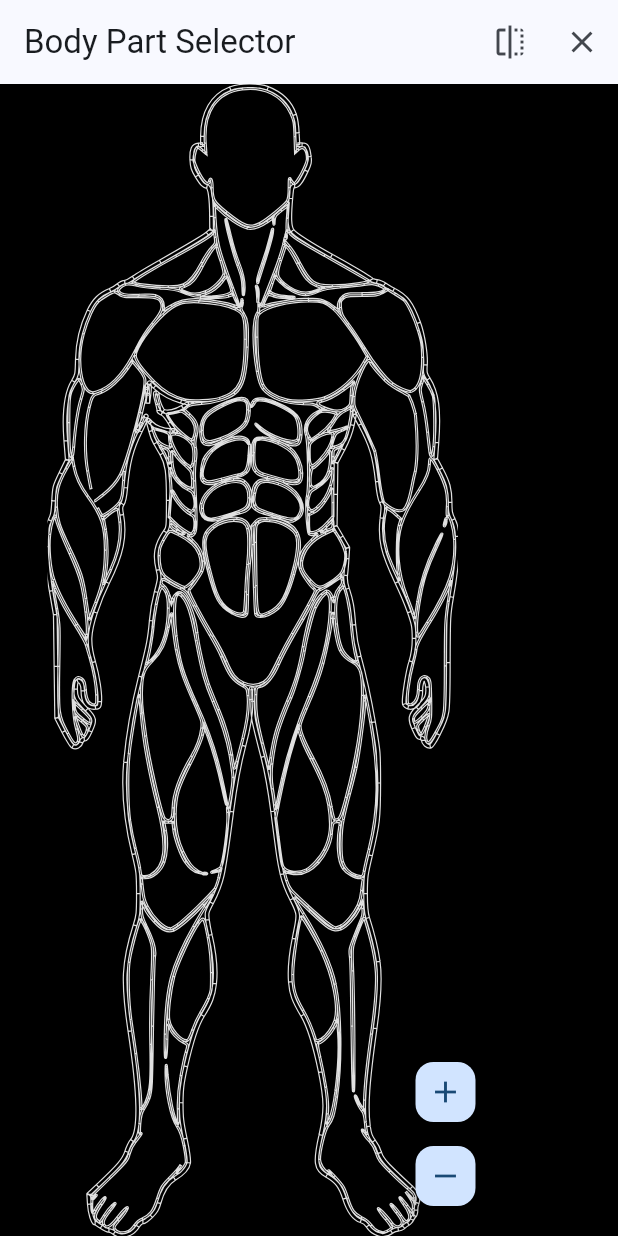
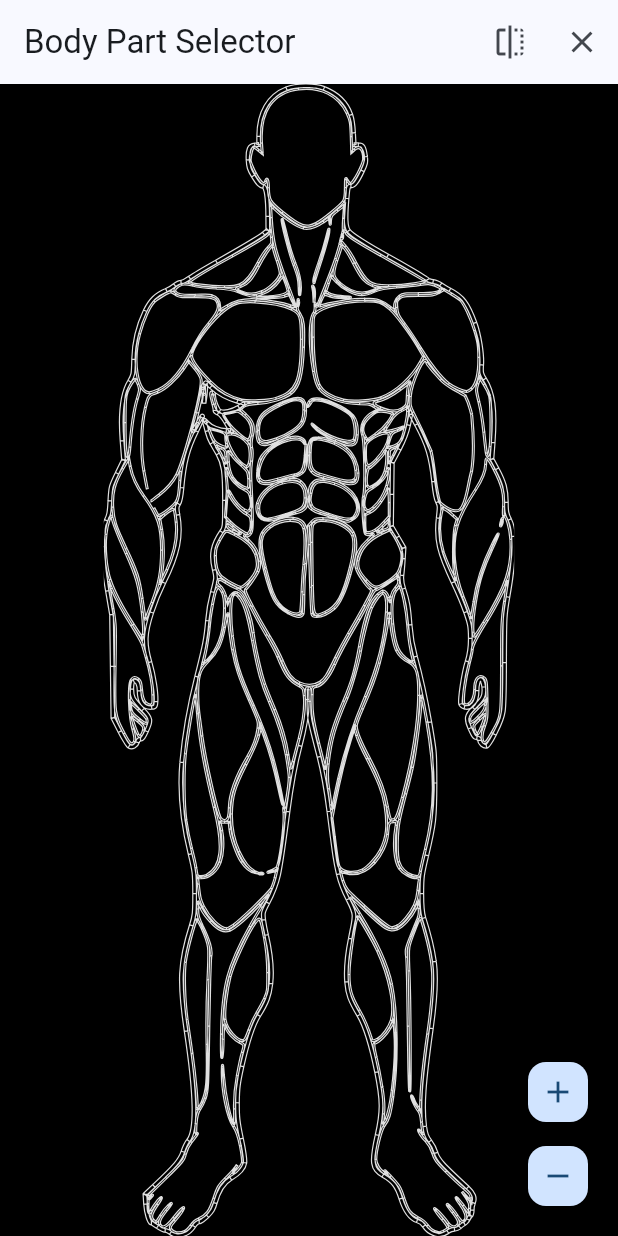
Before and after one commit to ccprogrammer/flutter_body_part_selector, a Flutter app: the screen it shows after launch, on a phone screen of 412 x 824 dp. Run offline on Flutter 3.47's test engine with Material 3 defaults, Android fonts, the phone set to English and light mode, and no system bars; our stand-ins replace flutter_svg.

```diff
--- a/lib/feature/flutter_body_part_selector/presentation/widgets/interactive_body_svg.dart
+++ b/lib/feature/flutter_body_part_selector/presentation/widgets/interactive_body_svg.dart
@@ -1,4 +1,5 @@
 import 'dart:async';
+import 'dart:math' as math;
 import 'package:flutter/material.dart';
 import 'package:flutter/services.dart';
 import 'package:flutter_svg/flutter_svg.dart';
@@ -529,6 +530,18 @@ class _InteractiveBodySvgState extends State<InteractiveBodySvg> {
       return null;
     }
 
+    // Apply inverse transformation if zoom is enabled
+    Offset transformedPoint = localPosition;
+    if (widget.enableZoom) {
+      final Matrix4 transform = _transformationController.value;
+      try {
+        final Matrix4 inverted = Matrix4.inverted(transform);
+        transformedPoint = MatrixUtils.transformPoint(inverted, localPosition);
+      } catch (e) {
+        // Fallback if matrix is not invertible
+      }
+    }
+
     final renderedRect = _getRenderedRect(
       renderBox.size,
       _svgSize!,
@@ -536,11 +549,14 @@ class _InteractiveBodySvgState extends State<InteractiveBodySvg> {
       widget.alignment,
     );
 
-    if (!renderedRect.contains(localPosition)) {
-      return null;
-    }
+    // If zoom is enabled and we're using our new layout,
+    // the transformedPoint is already in the child's coordinate system,
+    // which starts at (0,0) relative to the content.
+    // However, _transformToSvgCoordinates expects coordinates relative to the full widget.
+    // If we use constrained: false, the child is the content itself.
 
-    final tapPoint = _transformToSvgCoordinates(localPosition, renderedRect);
+    // For now, let's keep the logic consistent with how we transform it.
+    final tapPoint = _transformToSvgCoordinates(transformedPoint, renderedRect);
     final tappedMuscleId = _findTappedMuscleId(tapPoint);
 
     return tappedMuscleId != null
@@ -549,8 +565,21 @@ class _InteractiveBodySvgState extends State<InteractiveBodySvg> {
   }
 
   Offset _transformToSvgCoordinates(Offset localPosition, Rect renderedRect) {
-    final relativeX = localPosition.dx - renderedRect.left;
-    final relativeY = localPosition.dy - renderedRect.top;
+    // If we're using constrained: false, the renderedRect's origin is actually
+    // handled by the InteractiveViewer's transformation.
+    // The point we get here (localPosition) is already in the child's space.
+
+    double relativeX, relativeY;
+
+    if (widget.enableZoom) {
+      // In our new zoom layout, the child of InteractiveViewer is exactly the fitted size,
+      // and its top-left is (0,0) in its own coordinate system.
+      relativeX = localPosition.dx;
+      relativeY = localPosition.dy;
+    } else {
+      relativeX = localPosition.dx - renderedRect.left;
+      relativeY = localPosition.dy - renderedRect.top;
+    }
 
     final scaleX = _svgSize!.width / renderedRect.width;
     final scaleY = _svgSize!.height / renderedRect.height;
@@ -789,6 +818,82 @@ class _InteractiveBodySvgState extends State<InteractiveBodySvg> {
 
   @override
   Widget build(BuildContext context) {
+    if (widget.enableZoom) {
+      if (_svgSize == null || _modifiedSvg == null || _isLoading || !_isWidgetReady) {
+        return InteractiveViewer(
+          transformationController: _transformationController,
+          minScale: widget.minScale,
+          maxScale: widget.maxScale,
+          child: _buildSvgWidget(),
+        );
+      }
+
+      return LayoutBuilder(
+        builder: (context, constraints) {
+          final viewportSize = Size(constraints.maxWidth, constraints.maxHeight);
+
+          final fittedSize = _calculateFittedSize(
+            viewportSize,
+            _svgSize!,
+            widget.fit,
+          );
+
+          // Calculate initial transformation to center the content
+          final initialScale = 1.0;
+          final initialX = (viewportSize.width - fittedSize.width) / 2;
+          final initialY = (viewportSize.height - fittedSize.height) / 2;
+
+          // If the transformation controller is new (identity), set the initial centering
+          if (_transformationController.value.isIdentity()) {
+            _transformationController.value = Matrix4.identity()
+              ..translate(initialX, initialY)
+              ..scale(initialScale);
+          }
+
+          // Use a boundary margin that allows the fitted content to be panned
+          // to the edges of the viewport.
+          final horizontalMargin = math.max(0.0, (viewportSize.width - fittedSize.width) / 2);
+          final verticalMargin = math.max(0.0, (viewportSize.height - fittedSize.height) / 2);
+
+          Widget svgWidget = _buildSvgWidget(
+            width: fittedSize.width,
+            height: fittedSize.height,
+            fit: BoxFit.fill,
+          );
+
+          if (widget.enableSelection) {
+            svgWidget = GestureDetector(
+              behavior: widget.hitTestBehavior,
+              onTapDown: _handleTap,
+              onLongPressStart: _handleLongPress,
+              child: svgWidget,
+            );
+          }
+
+          final semanticLabel = _buildSemanticLabel();
+          if (semanticLabel != null) {
+            svgWidget = Semantics(
+              label: semanticLabel,
+              button: widget.enableSelection,
+              child: svgWidget,
+            );
+          }
+
+          return InteractiveViewer(
+            transformationController: _transformationController,
+            minScale: widget.minScale,
+            maxScale: widget.maxScale,
+            constrained: false,
+            boundaryMargin: EdgeInsets.symmetric(
+              horizontal: horizontalMargin,
+              vertical: verticalMargin,
+            ),
+            child: svgWidget,
+          );
+        },
+      );
+    }
+
     Widget svgWidget = _buildSvgWidget();
 
     if (widget.width != null || widget.height != null) {
@@ -817,19 +922,10 @@ class _InteractiveBodySvgState extends State<InteractiveBodySvg> {
       );
     }
 
-    if (widget.enableZoom) {
-      svgWidget = InteractiveViewer(
-        transformationController: _transformationController,
-        minScale: widget.minScale,
-        maxScale: widget.maxScale,
-        child: svgWidget,
-      );
-    }
-
     return svgWidget;
   }
 
-  Widget _buildSvgWidget() {
+  Widget _buildSvgWidget({double? width, double? height, BoxFit? fit}) {
     if (_loadError != null && !_isLoading) {
       return Center(
         child: Column(
@@ -879,10 +975,10 @@ class _InteractiveBodySvgState extends State<InteractiveBodySvg> {
 
             return SvgPicture.string(
               _modifiedSvg!,
-              fit: widget.fit,
+              fit: fit ?? widget.fit,
               alignment: widget.alignment,
-              width: widget.width,
-              height: widget.height,
+              width: width ?? widget.width,
+              height: height ?? widget.height,
             );
           } catch (e) {
             return Center(
```
Also changed, not shown: 1 other file.
